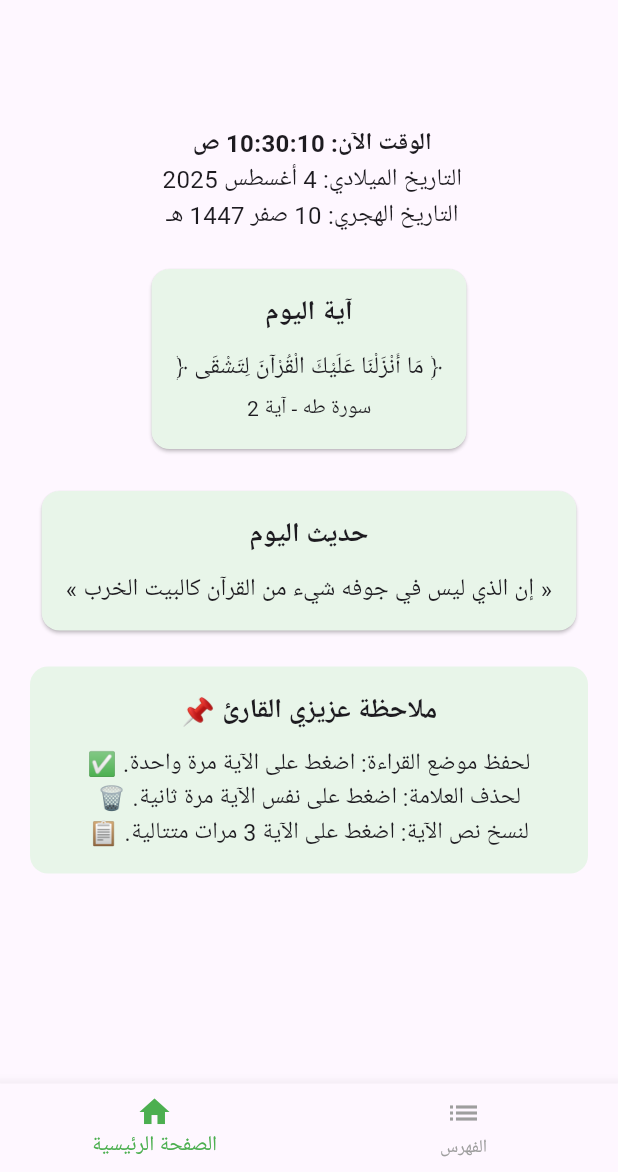
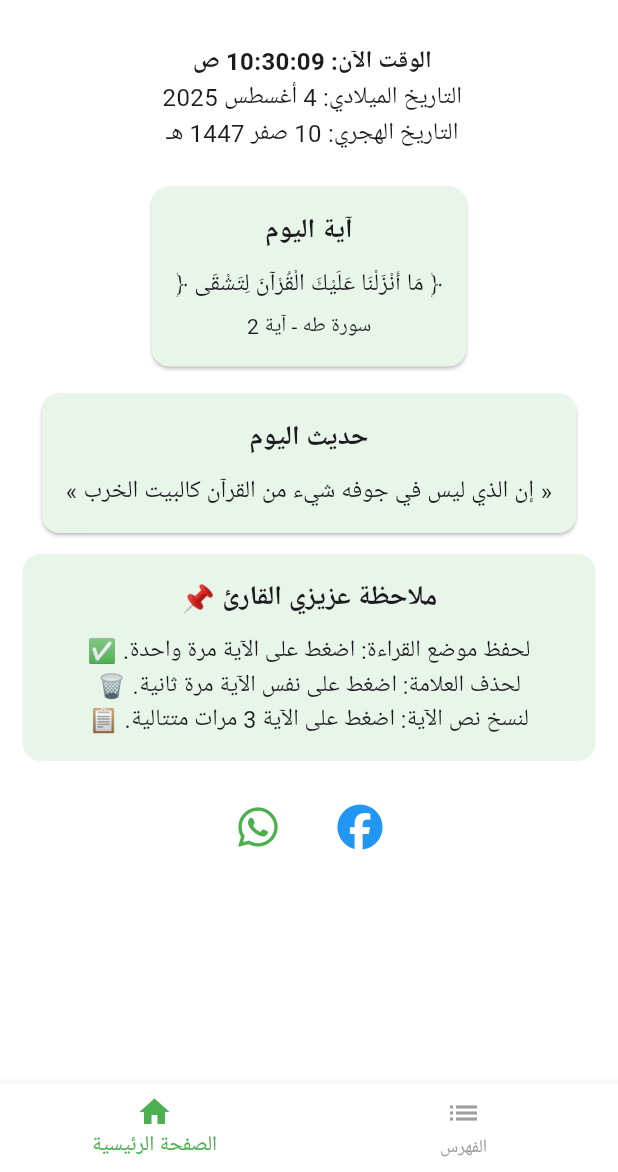
Before and after one commit to AbedMohsen1/QuranAppFlutter, a Flutter app: the HomeScreen screen opened directly, on a phone screen of 412 x 824 dp, the part 64-1236 px from its top. Run offline on Flutter 3.47's test engine with Material 3 defaults, Android fonts, the phone set to English and light mode, and no system bars; drawn by our look-alikes of google_mobile_ads; our stand-ins replace font_awesome_flutter, hijri, shared_preferences; missing offline and left inert: quran; accounts and stored records are empty; network calls fail.

Commit message:
update app

```diff
--- a/lib/home_page.dart
+++ b/lib/home_page.dart
@@ -6,6 +6,8 @@ import 'package:intl/intl.dart';
 import 'package:hijri/hijri_calendar.dart';
 import 'package:google_mobile_ads/google_mobile_ads.dart';
 import 'package:shared_preferences/shared_preferences.dart';
+import 'package:font_awesome_flutter/font_awesome_flutter.dart';
+import 'package:url_launcher/url_launcher.dart';
 
 class QuranHomePage extends StatefulWidget {
   const QuranHomePage({super.key});
@@ -38,7 +40,7 @@ class _QuranHomePageState extends State<QuranHomePage> {
     timer = Timer.periodic(const Duration(seconds: 1), (_) => updateTimeOnly());
 
     _bannerAd = BannerAd(
-      adUnitId: 'ca-app-pub-4905760497560017/5020270616',
+      adUnitId: 'ca-app-pub-4905760497560017/8482351944',
       size: AdSize.banner,
       request: const AdRequest(),
       listener: BannerAdListener(
@@ -46,19 +48,6 @@ class _QuranHomePageState extends State<QuranHomePage> {
         onAdFailedToLoad: (ad, error) {
           ad.dispose();
           print('فشل تحميل الإعلان السفلي: $error');
-        },
-      ),
-    )..load();
-
-    _bannerAdTop = BannerAd(
-      adUnitId: 'ca-app-pub-4905760497560017/9174303891',
-      size: AdSize.banner,
-      request: const AdRequest(),
-      listener: BannerAdListener(
-        onAdLoaded: (Ad ad) => setState(() {}),
-        onAdFailedToLoad: (ad, error) {
-          ad.dispose();
-          print('فشل تحميل الإعلان العلوي: $error');
         },
       ),
     )..load();
@@ -72,7 +61,7 @@ class _QuranHomePageState extends State<QuranHomePage> {
       bool isReading = prefs.getBool('isReadingSurah') ?? false;
       if (!isReading) {
         InterstitialAd.load(
-          adUnitId: 'ca-app-pub-4905760497560017/9478390370',
+          adUnitId: 'ca-app-pub-4905760497560017/6793865755',
           request: const AdRequest(),
           adLoadCallback: InterstitialAdLoadCallback(
             onAdLoaded: (InterstitialAd ad) {
@@ -132,20 +121,20 @@ class _QuranHomePageState extends State<QuranHomePage> {
   @override
   Widget build(BuildContext context) {
     return Scaffold(
-      appBar: AppBar(title: const Text("القرآن الكريم"), centerTitle: true),
+      backgroundColor: Colors.white,
+      appBar: AppBar(
+        automaticallyImplyLeading: false,
+        title: const Text("القرآن الكريم"),
+        centerTitle: true,
+        backgroundColor: Colors.white,
+      ),
       body: ayaList.isEmpty || hadithList.isEmpty
           ? const Center(child: CircularProgressIndicator())
           : Column(
               children: [
-                if (_bannerAdTop != null)
-                  Container(
-                    width: double.infinity,
-                    height: _bannerAdTop!.size.height.toDouble(),
-                    child: AdWidget(ad: _bannerAdTop!),
-                  ),
                 Expanded(
                   child: SingleChildScrollView(
-                    padding: const EdgeInsets.all(20),
+                    padding: const EdgeInsets.all(15),
                     child: Column(
                       children: [
                         Text(
@@ -169,9 +158,9 @@ class _QuranHomePageState extends State<QuranHomePage> {
                           todayAya?['text'],
                           'سورة ${todayAya?['surah']} - آية ${todayAya?['ayah']}',
                         ),
-                        const SizedBox(height: 20),
+                        const SizedBox(height: 10),
                         _buildCard("حديث اليوم", todayHadith ?? '', ''),
-                        const SizedBox(height: 20),
+                        const SizedBox(height: 10),
                         Container(
                           width: double.infinity,
                           decoration: BoxDecoration(
@@ -200,12 +189,38 @@ class _QuranHomePageState extends State<QuranHomePage> {
                             ],
                           ),
                         ),
+                        const SizedBox(height: 20),
+                        Row(
+                          mainAxisAlignment: MainAxisAlignment.center,
+                          children: [
+                            IconButton(
+                              icon: FaIcon(
+                                FontAwesomeIcons.whatsapp,
+                                size: 30,
+                                color: Colors.green,
+                              ),
+                              onPressed: () =>
+                                  _launchURL('https://wa.me/970598063779'),
+                            ),
+                            const SizedBox(width: 20),
+                            IconButton(
+                              icon: FaIcon(
+                                FontAwesomeIcons.facebook,
+                                size: 30,
+                                color: Colors.blue,
+                              ),
+                              onPressed: () => _launchURL(
+                                'https://www.facebook.com/share/1AmMZwFifb/',
+                              ),
+                            ),
+                          ],
+                        ),
                       ],
                     ),
                   ),
                 ),
                 if (_bannerAd != null)
-                  Container(
+                  SizedBox(
                     width: double.infinity,
                     height: _bannerAd!.size.height.toDouble(),
                     child: AdWidget(ad: _bannerAd!),
@@ -215,8 +230,14 @@ class _QuranHomePageState extends State<QuranHomePage> {
     );
   }
 
-  // test app in github
-  // abd
+  _launchURL(String url) async {
+    if (await canLaunch(url)) {
+      await launch(url);
+    } else {
+      throw 'لا يمكن فتح الرابط $url';
+    }
+  }
+
   Widget _buildCard(String title, String content, String subText) {
     return Card(
       color: Colors.green.shade50,
--- a/lib/main.dart
+++ b/lib/main.dart
@@ -2,6 +2,7 @@ import 'package:flutter/material.dart';
 import 'package:google_mobile_ads/google_mobile_ads.dart';
 import 'package:intl/date_symbol_data_local.dart';
 import 'package:quran_app/home_page.dart';
+import 'package:quran_app/splash_gaza.dart';
 import 'package:quran_app/surah_index_page.dart';
 
 void main() async {
@@ -21,6 +22,11 @@ class QuranApp extends StatelessWidget {
       title: 'القرآن الكريم',
       debugShowCheckedModeBanner: false,
       home: const HomeScreen(),
+      initialRoute: '/SplashGazaScreen',
+      routes: {
+        '/SplashGazaScreen': (context) => const SplashGazaScreen(),
+        '/QuranHomePage': (context) => const QuranHomePage(),
+      },
     );
   }
 }
@@ -40,12 +46,14 @@ class _HomeScreenState extends State<HomeScreen> {
   @override
   Widget build(BuildContext context) {
     return Scaffold(
+      backgroundColor: Colors.white,
       body: SafeArea(child: screens[selectedIndex]),
       bottomNavigationBar: BottomNavigationBar(
         currentIndex: selectedIndex,
         onTap: (index) => setState(() => selectedIndex = index),
         selectedItemColor: Colors.green,
         unselectedItemColor: Colors.grey,
+        backgroundColor: Colors.white,
         items: const [
           BottomNavigationBarItem(
             icon: Icon(Icons.home),
--- a/lib/surah_index_page.dart
+++ b/lib/surah_index_page.dart
@@ -4,6 +4,8 @@ import 'package:quran/quran.dart' as quran;
 import 'package:quran_app/surah_detail_page.dart';
 
 class SurahIndexPage extends StatefulWidget {
+  const SurahIndexPage({super.key});
+
   @override
   State<SurahIndexPage> createState() => _SurahIndexPageState();
 }
@@ -34,6 +36,7 @@ class _SurahIndexPageState extends State<SurahIndexPage> {
     return Scaffold(
       backgroundColor: Colors.white,
       appBar: AppBar(
+        automaticallyImplyLeading: false,
         centerTitle: true,
         title: const Text('فهرس السور', style: TextStyle(color: Colors.black)),
         backgroundColor: Colors.white,
--- a/pubspec.yaml
+++ b/pubspec.yaml
@@ -2,7 +2,7 @@ name: quran_app
 description: "A new Flutter project."
 publish_to: 'none'
 
-version: 1.0.0+1
+version: 1.0.0+3
 
 environment:
   sdk: ^3.8.1
@@ -18,6 +18,8 @@ dependencies:
   google_mobile_ads: ^6.0.0
   icons_launcher: ^2.1.3
   rename: ^3.1.0
+  font_awesome_flutter: ^10.8.0
+  url_launcher: ^6.3.2
 
 dev_dependencies:
   flutter_test:
```
Also changed, not shown: lib/splash_gaza.dart (added, +89 -0 lines), lib/surah_detail_page.dart (+102 -23 lines), assets/img/888-02.png (deleted), assets/img/gaza_dua.png (added), assets/img/quran_bg.png (added), pubspec.lock, 8 other files.
